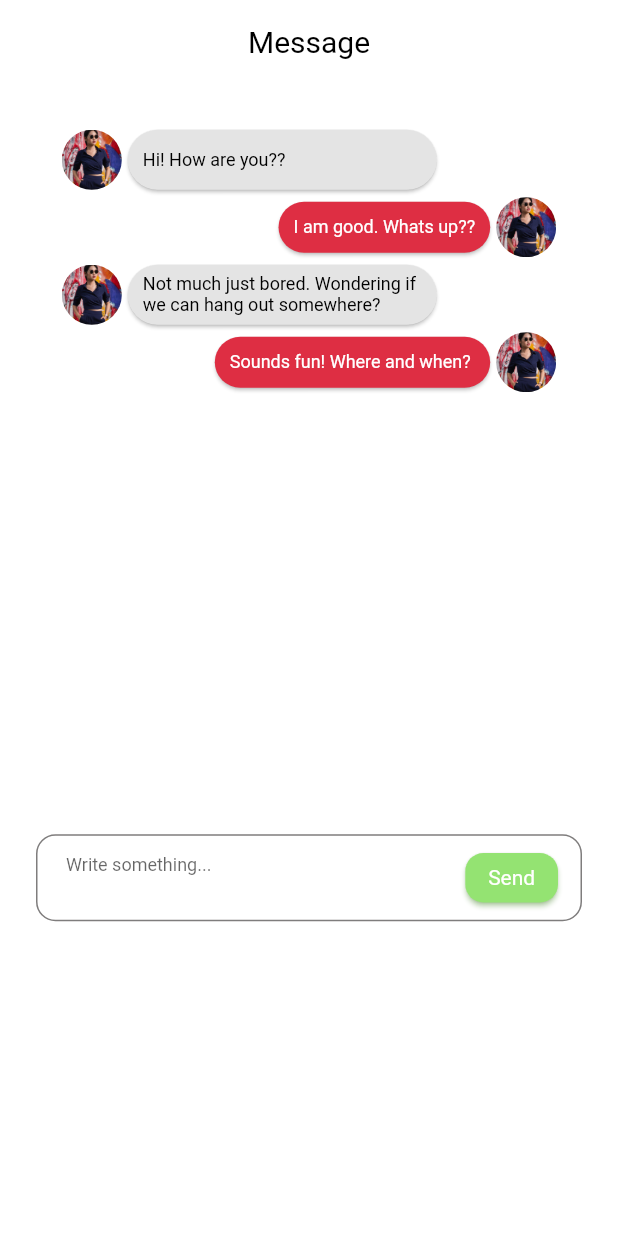
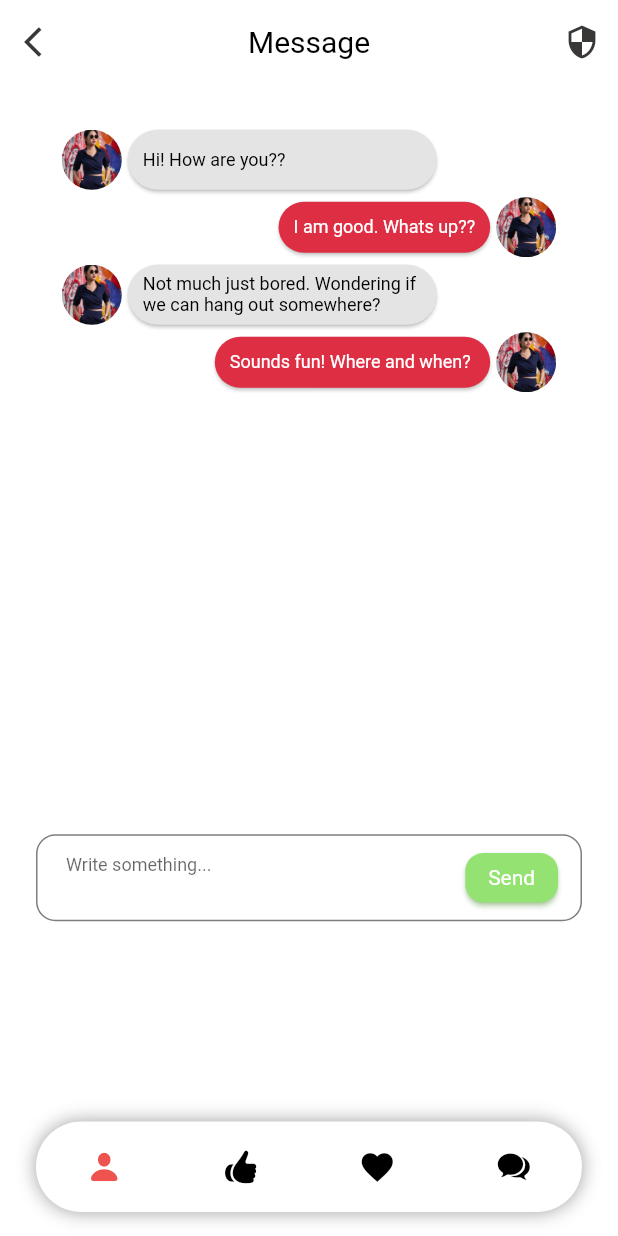
Before and after one commit to UsmanKhanFlutter/pitch_app, a Flutter app: the MessagingScreen screen opened directly, on a phone screen of 412 x 824 dp. Run offline on Flutter 3.47's test engine with Material 2 defaults, Android fonts, the light colour scheme and no system bars; our stand-ins replace country_code_picker, percent_indicator, velocity_x; Roboto replaces fonts that are missing (Montserrat).

Commit message:
1:58 PM 9/6/2021 Hina

```diff
--- a/lib/screens/messaging/screen_messaging.dart
+++ b/lib/screens/messaging/screen_messaging.dart
@@ -23,17 +23,29 @@ class _MessagingScreenState extends State<MessagingScreen> {
     return Scaffold(
       key: _scaffoldKey,
       backgroundColor: Colors.white,
+      bottomNavigationBar: BottomNavigation(),
       appBar: AppBar(
         title: "Message".text.fontWeight(FontWeight.w400).black.make(),
         backgroundColor: Colors.white,
         automaticallyImplyLeading: false,
         centerTitle: true,
         elevation: 0,
+        leading: IconButton(
+          icon: Icon(
+            Icons.arrow_back_ios,
+            // size: 18,
+            color: Color(0xFF3a3737),
+          ),
+          onPressed: (){
+                Navigator.pop(context);
+
+              },
+        ),
         actions: [
           IconButton(
               icon: Icon(
-                Icons.home,
-                color: Colors.white,
+                Icons.security,
+                color: Color(0xFF3a3737),
               ),
               onPressed: () {
                 _scaffoldKey.currentState.showBottomSheet(
--- a/lib/screens/screen_find_a_match.dart
+++ b/lib/screens/screen_find_a_match.dart
@@ -22,7 +22,7 @@ class _FindAMatchScreenState extends State<FindAMatchScreen> {
     return Scaffold(
       // Navigation bar
       backgroundColor: Colors.white,
-      // bottomNavigationBar: BottomNavigation(),
+      bottomNavigationBar: BottomNavigation(),
       appBar: appBarFilterIcon(title: 'Find a match', onActionPressed: () {}),
       body: Container(
         padding: EdgeInsets.only(
--- a/lib/screens/screen_messaging.dart
+++ b/lib/screens/screen_messaging.dart
@@ -4,8 +4,8 @@ import 'package:pitch_app/GlobalVariables/global_fonts.dart';
 import 'package:pitch_app/helpers/size_config.dart';
 import 'package:pitch_app/screens/messaging/components/bottom_sheet_safety_toolkit.dart';
 import 'package:pitch_app/screens/screen_upload_photos.dart';
+import 'package:pitch_app/widgets/app_bar_back_security.dart';
 import 'package:pitch_app/widgets/bottom_navigation_bar.dart';
-import 'package:pitch_app/widgets/app_bar_back_security.dart';
 import 'package:pitch_app/widgets/stretched_color_button.dart';
 import 'package:velocity_x/velocity_x.dart';
 
--- a/lib/screens/screen_pitch_mail.dart
+++ b/lib/screens/screen_pitch_mail.dart
@@ -294,7 +294,7 @@ class _PitchMailScreenState extends State<PitchMailScreen> {
                               width: ConfigSize.blockSizeHorizontal * 30,
                             ),
                             _buttonContainer(
-                              title: 'Ask a friend to pitch you',
+                              title: 'Ask another friend to pitch you',
                               onPressed: () {},
                               color: AppColors.lightGreen,
                               width: ConfigSize.blockSizeHorizontal * 30,
--- a/lib/screens/screen_welcome_to_pitch.dart
+++ b/lib/screens/screen_welcome_to_pitch.dart
@@ -43,7 +43,7 @@ class _WelcomeToPitchScreenState extends State<WelcomeToPitchScreen> {
           Container(
             width: ConfigSize.blockSizeHorizontal * 75,
             child: Text(
-              '''PitchMe works by having a female friends "pitch you" by creating your profile.\n\nBy Clicking below you agree to allow your friends to post information about you.\n\nYou cannot edit the information they write, although you can delete it or cancel your account and delete the information at any time. ''',
+              '''PitchMe works by having a female friend "pitch you" by creating your profile.\n\nBy Clicking below you agree to allow your friends to post information about you.\n\nYou cannot edit the information they write, although you can delete it or cancel your account and delete the information at any time. ''',
               textAlign: TextAlign.start,
               textScaleFactor: 0.96,
             ),
--- a/lib/widgets/app_bar_back_security.dart
+++ b/lib/widgets/app_bar_back_security.dart
@@ -30,8 +30,8 @@ import 'package:pitch_app/helpers/size_config.dart';
         IconButton(
           icon: Icon(
             Icons.security,
-            // size: 18,
-            color: Color(0xFF3a3737),
+            size: 18,
+            color: Colors.black//Color(0xFF3a3737),
           ),
             // icon: Image.asset("assets/images/toggle.png").pSymmetric(h: 2),
             onPressed: onActionPressed
```
